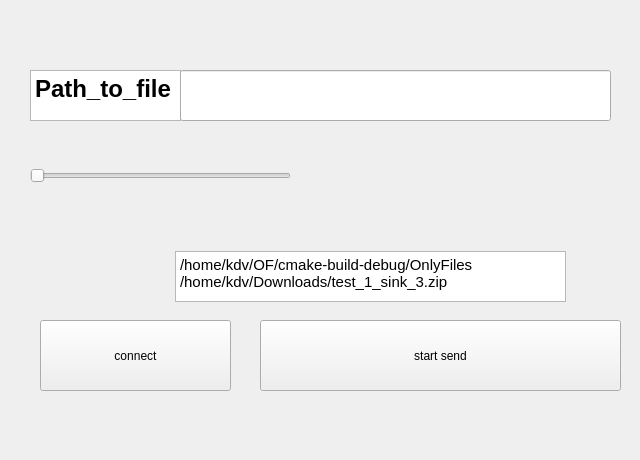
The window that UI_files/download_window_2.ui (kdv2001/OnlyFiles) describes before a commit, drawn with Qt 5.
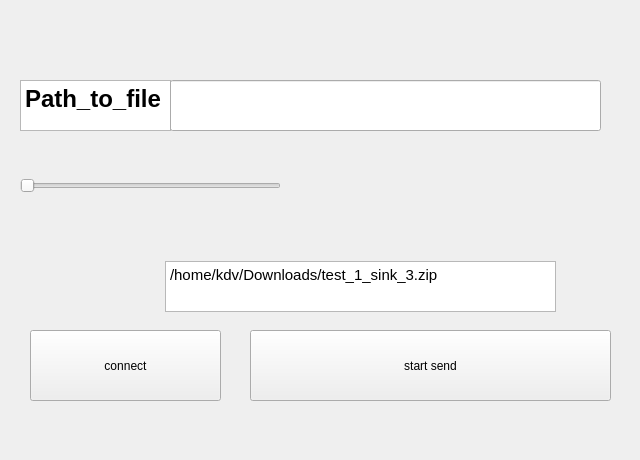
The same window after the commit.

Diff of the .ui file:
```diff
--- a/UI_files/download_window_2.ui
+++ b/UI_files/download_window_2.ui
@@ -16,8 +16,8 @@
   <widget class="QStackedWidget" name="stack">
    <property name="geometry">
     <rect>
-     <x>10</x>
-     <y>-10</y>
+     <x>0</x>
+     <y>0</y>
      <width>641</width>
      <height>461</height>
     </rect>
@@ -109,7 +109,7 @@
 &lt;html&gt;&lt;head&gt;&lt;meta name=&quot;qrichtext&quot; content=&quot;1&quot; /&gt;&lt;style type=&quot;text/css&quot;&gt;
 p, li { white-space: pre-wrap; }
 &lt;/style&gt;&lt;/head&gt;&lt;body style=&quot; font-family:'Ubuntu'; font-size:11pt; font-weight:400; font-style:normal;&quot;&gt;
-&lt;p style=&quot; margin-top:0px; margin-bottom:0px; margin-left:0px; margin-right:0px; -qt-block-indent:0; text-indent:0px;&quot;&gt;/home/kdv/OF/cmake-build-debug/OnlyFiles&lt;br /&gt;/home/kdv/Downloads/test_1_sink_3.zip&lt;/p&gt;&lt;/body&gt;&lt;/html&gt;</string>
+&lt;p style=&quot; margin-top:0px; margin-bottom:0px; margin-left:0px; margin-right:0px; -qt-block-indent:0; text-indent:0px;&quot;&gt;/home/kdv/Downloads/test_1_sink_3.zip&lt;/p&gt;&lt;/body&gt;&lt;/html&gt;</string>
      </property>
     </widget>
    </widget>
```
